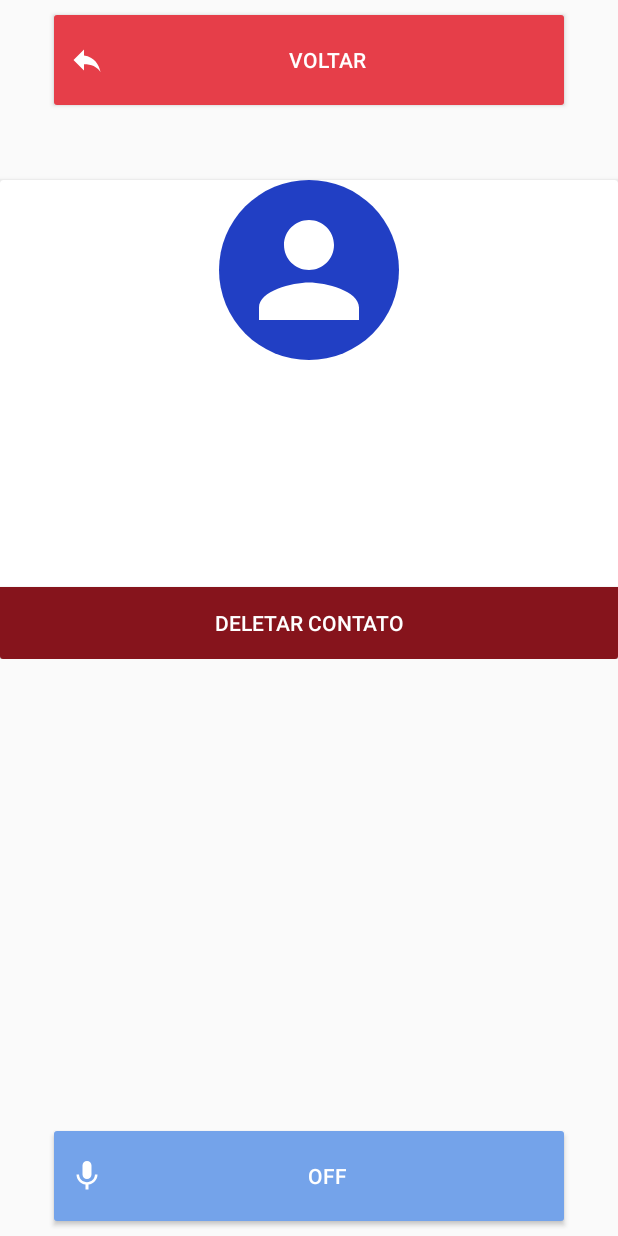
After one commit to lucasmacieldev/ProjetoVoiceTcc, an Android app: the detailcontato screen opened directly, with no data from a screen before it, on a phone screen of 412 x 824 dp. The commit adds this screen. Run offline under Robolectric (Android 15) with nearby library versions, the phone set to English and light mode, and no system bars; 2 statements that could not run were skipped.

Commit message:
ajuste em contato - deletar e adicionar por voz

```diff
--- a/app/src/main/java/com/example/lucasmaciel/testevoice/Telefone.java
+++ b/app/src/main/java/com/example/lucasmaciel/testevoice/Telefone.java
@@ -226,7 +226,7 @@ public class Telefone extends AppCompatActivity implements RecognitionListener {
                         public void onLongItemClick(View view, int position) {
                             String nome = contactVOList.get (position).getContactName ();
                             String telefone = contactVOList.get (position).getContactNumber ();
-                            String falar = "nome do contato " + nome + " e o é telefone " + telefone;
+                            String falar = "Nome do contato " + nome + " e telefone " + telefone;
                             Toast.makeText (getApplicationContext (), falar, Toast.LENGTH_SHORT).show ();
                             textToSpeech.speak (falar, TextToSpeech.QUEUE_FLUSH, null);
                         }
--- /dev/null
+++ b/app/src/main/java/com/example/lucasmaciel/testevoice/detailcontato.java
@@ -0,0 +1,335 @@
+package com.example.lucasmaciel.testevoice;
+
+import android.Manifest;
+import android.content.ContentProviderOperation;
+import android.content.ContentResolver;
+import android.content.Intent;
+import android.content.ContentProviderOperation;
+import android.content.ContentProviderResult;
+import android.content.OperationApplicationException;
+import android.net.Uri;
+import android.os.Bundle;
+import android.os.Handler;
+import android.os.RemoteException;
+import android.provider.ContactsContract;
+import android.provider.ContactsContract.CommonDataKinds.Phone;
+import android.provider.ContactsContract.CommonDataKinds.StructuredName;
+import android.provider.ContactsContract.Contacts.Data;
+import android.provider.ContactsContract.RawContacts;
+import android.content.pm.PackageManager;
+import android.database.Cursor;
+import android.net.Uri;
+import android.os.Build;
+import android.os.Bundle;
+import android.provider.ContactsContract;
+import android.speech.RecognitionListener;
+import android.speech.RecognizerIntent;
+import android.speech.SpeechRecognizer;
+import android.speech.tts.TextToSpeech;
+import android.support.v4.app.ActivityCompat;
+import android.support.v7.app.AppCompatActivity;
+import android.support.v7.widget.GridLayoutManager;
+import android.support.v7.widget.LinearLayoutManager;
+import android.support.v7.widget.RecyclerView;
+import android.util.Log;
+import android.view.View;
+import android.view.ViewConfiguration;
+import android.widget.Button;
+import android.widget.CompoundButton;
+import android.widget.TextView;
+import android.widget.Toast;
+import android.widget.ToggleButton;
+
+import com.example.lucasmaciel.testevoice.genericalarmclock.alarmefunc;
+
+import java.util.ArrayList;
+import java.util.List;
+import java.util.Locale;
+
+public class detailcontato extends AppCompatActivity implements RecognitionListener {
+
+    RecyclerView rvContacts;
+    TextToSpeech textToSpeech;
+    private String LOG_TAG = "VoiceRecognitionActivity";
+    private Button btnVoltar, cadContato, btnDeletarContato;
+    private Intent recognizerIntent;
+    private ToggleButton toggleButton;
+    private SpeechRecognizer speech = null;
+    private TextView returnedText;
+    private String nomecontato, telefone;
+
+
+    @Override
+    protected void onCreate(Bundle savedInstanceState) {
+        super.onCreate(savedInstanceState);
+        setContentView(R.layout.detailcontato);
+
+        View decorView = getWindow().getDecorView();
+        if (Build.VERSION.SDK_INT >= Build.VERSION_CODES.KITKAT) {
+            decorView.setSystemUiVisibility(
+                    View.SYSTEM_UI_FLAG_IMMERSIVE
+                            // Set the content to appear under the system bars so that the
+                            // content doesn't resize when the system bars hide and show.
+                            | View.SYSTEM_UI_FLAG_LAYOUT_STABLE
+                            | View.SYSTEM_UI_FLAG_LAYOUT_HIDE_NAVIGATION
+                            | View.SYSTEM_UI_FLAG_LAYOUT_FULLSCREEN
+                            // Hide the nav bar and status bar
+                            | View.SYSTEM_UI_FLAG_HIDE_NAVIGATION
+                            | View.SYSTEM_UI_FLAG_FULLSCREEN);
+        }
+        textToSpeech = new TextToSpeech(getApplicationContext(), new TextToSpeech.OnInitListener() {
+            @Override
+            public void onInit(int status) {
+                if (status != textToSpeech.ERROR) {
+                    textToSpeech.setLanguage(Locale.getDefault());
+                }
+            }
+        });
+
+        toggleButton = (ToggleButton) findViewById (R.id.btnFalar);
+
+        speech = SpeechRecognizer.createSpeechRecognizer (this);
+        speech.setRecognitionListener (this);
+        recognizerIntent = new Intent (RecognizerIntent.ACTION_RECOGNIZE_SPEECH);
+        recognizerIntent.putExtra (RecognizerIntent.EXTRA_LANGUAGE_PREFERENCE, Locale.getDefault ());
+        recognizerIntent.putExtra (RecognizerIntent.EXTRA_CALLING_PACKAGE,
+                this.getPackageName ());
+        recognizerIntent.putExtra (RecognizerIntent.EXTRA_LANGUAGE_MODEL,
+                RecognizerIntent.LANGUAGE_MODEL_WEB_SEARCH);
+        recognizerIntent.putExtra (RecognizerIntent.EXTRA_MAX_RESULTS, 3);
+
+        toggleButton.setOnCheckedChangeListener (new CompoundButton.OnCheckedChangeListener () {
+
+            @Override
+            public void onCheckedChanged(CompoundButton buttonView,
+                                         boolean isChecked) {
+                if (isChecked) {
+                    speech.startListening (recognizerIntent);
+                } else {
+                    speech.stopListening ();
+                }
+            }
+        });
+
+        textToSpeech = new TextToSpeech (getApplicationContext (), new TextToSpeech.OnInitListener () {
+            @Override
+            public void onInit(int status) {
+                if (status != textToSpeech.ERROR) {
+                    textToSpeech.setLanguage (Locale.getDefault ());
+                }
+            }
+        });
+
+
+        btnVoltar = (Button) findViewById (R.id.btnVoltar);
+        btnVoltar.setOnClickListener(new View.OnClickListener() {
+            @Override
+            public void onClick(View view) {
+                Intent j = new Intent (getApplicationContext (), AllContacts.class);
+                startActivity (j);
+            }
+        });
+
+        btnVoltar.setOnLongClickListener(new View.OnLongClickListener() {
+            public boolean onLongClick(View v) {
+                String falar = "Voltar";
+                Toast.makeText (getApplicationContext (), falar, Toast.LENGTH_SHORT).show ();
+                textToSpeech.speak (falar, TextToSpeech.QUEUE_FLUSH, null);
+                return true;
+            }
+        });
+
+        Intent intent = getIntent();
+        Bundle bundle = intent.getExtras();
+
+        nomecontato = bundle.getString("nomecontato");
+        telefone = bundle.getString("telefone");
+
+        TextView txtResultado1 = (TextView) findViewById(R.id.nomeContato);
+        TextView txtResultado2 = (TextView) findViewById(R.id.telefoneDeContato);
+
+        txtResultado1.setText(nomecontato);
+        txtResultado2.setText(telefone);
+
+
+        btnDeletarContato = (Button) findViewById (R.id.btnDeletarContato);
+        btnDeletarContato.setOnClickListener(new View.OnClickListener() {
+            @Override
+            public void onClick(View view) {
+                apagarContato(nomecontato, telefone);
+            }
+        });
+
+        btnDeletarContato.setOnLongClickListener(new View.OnLongClickListener() {
+            public boolean onLongClick(View v) {
+                String falar = "Deletar este contato com nome "+nomecontato;
+                Toast.makeText (getApplicationContext (), falar, Toast.LENGTH_SHORT).show ();
+                textToSpeech.speak (falar, TextToSpeech.QUEUE_FLUSH, null);
+                return true;
+            }
+        });
+
+
+    }
+
+        public void apagarContato(String nomecontato, String telefone){
+            Uri contactUri = Uri.withAppendedPath(ContactsContract.PhoneLookup.CONTENT_FILTER_URI, Uri.encode(telefone));
+            Cursor cur = getApplication ().getContentResolver().query(contactUri, null, null, null, null);
+            try {
+                if (cur.moveToFirst()) {
+                    do {
+                        if (cur.getString(cur.getColumnIndex(ContactsContract.PhoneLookup.DISPLAY_NAME)).equalsIgnoreCase(nomecontato)) {
+                            String lookupKey = cur.getString(cur.getColumnIndex(ContactsContract.Contacts.LOOKUP_KEY));
+                            Uri uri = Uri.withAppendedPath(ContactsContract.Contacts.CONTENT_LOOKUP_URI, lookupKey);
+                            getApplication ().getContentResolver().delete(uri, null, null);
+
+                        }
+
+                    } while (cur.moveToNext());
+                }
+
+            } catch (Exception e) {
+                System.out.println(e.getStackTrace());
+            } finally {
+                cur.close();
+
+                String falar = "Contato deletado com sucesso!";
+                Toast.makeText (getApplicationContext (), falar, Toast.LENGTH_SHORT).show ();
+                textToSpeech.speak (falar, TextToSpeech.QUEUE_FLUSH, null);
+                try {
+                    Thread.sleep (3000);
+                } catch (InterruptedException e) {
+                    e.printStackTrace ();
+                }
+                Intent j = new Intent (getApplicationContext (), AllContacts.class);
+                startActivity (j);
+            }
+        }
+    protected void onPause() {
+        if (speech != null) {
+            speech.destroy ();
+            Log.i (LOG_TAG, "destroy");
+        }
+
+        if (textToSpeech != null) {
+            textToSpeech.stop ();
+            textToSpeech.shutdown ();
+        }
+        super.onPause ();
+    }
+
+    public void onBeginningOfSpeech() {
+        Log.i (LOG_TAG, "onBeginningOfSpeech");
+    }
+
+    @Override
+    public void onRmsChanged(float rmsdB) {
+        Log.i (LOG_TAG, "onRmsChanged: " + rmsdB);
+    }
+
+    @Override
+    public void onBufferReceived(byte[] buffer) {
+        Log.i (LOG_TAG, "onBufferReceived: " + buffer);
+    }
+
+    @Override
+    public void onEndOfSpeech() {
+        Log.i (LOG_TAG, "onEndOfSpeech");
+        toggleButton.setChecked (false);
+
+    }
+
+    @Override
+    public void onError(int errorCode) {
+        String errorMessage = getErrorText (errorCode);
+        Log.d (LOG_TAG, "Falhou " + errorMessage);
+        returnedText.setText (errorMessage);
+        toggleButton.setChecked (false);
+    }
+
+    public static String getErrorText(int errorCode) {
+        String message;
+        switch (errorCode) {
+            case SpeechRecognizer.ERROR_AUDIO:
+                message = "Erro no audio";
+                break;
+            case SpeechRecognizer.ERROR_CLIENT:
+                message = "Erro no lado do cliente";
+                break;
+            case SpeechRecognizer.ERROR_INSUFFICIENT_PERMISSIONS:
+                message = "Permissões insuficiente";
+                break;
+            case SpeechRecognizer.ERROR_NETWORK:
+                message = "Erro de internet";
+                break;
+            case SpeechRecognizer.ERROR_NETWORK_TIMEOUT:
+                message = "Sem internet";
+                break;
+            case SpeechRecognizer.ERROR_NO_MATCH:
+                message = "Não encontrado nenhuma frase";
+                break;
+            case SpeechRecognizer.ERROR_RECOGNIZER_BUSY:
+                message = "Serviço ocupado, tente outra vez.";
+                break;
+            case SpeechRecognizer.ERROR_SERVER:
+                message = "Erro de servidor";
+                break;
+            case SpeechRecognizer.ERROR_SPEECH_TIMEOUT:
+                message = "Nenhuma entrada de fala";
+                break;
+            default:
+                message = "Não entendi, por favor, tente novamente.";
+                break;
+        }
+        return message;
+    }
+
+    @Override
+    public void onEvent(int arg0, Bundle arg1) {
+        Log.i (LOG_TAG, "onEvent");
+    }
+
+    @Override
+    public void onPartialResults(Bundle arg0) {
+        Log.i (LOG_TAG, "onPartialResults");
+    }
+
+    @Override
+    public void onReadyForSpeech(Bundle arg0) {
+        Log.i (LOG_TAG, "onReadyForSpeech");
+    }
+
+    @Override
+    public void onResults(Bundle results) {
+        Log.i (LOG_TAG, "onResults");
+        ArrayList<String> matches = results
+                .getStringArrayList (SpeechRecognizer.RESULTS_RECOGNITION);
+        String text = "";
+        for (String result : matches)
+            text += result + "\n";
+
+        for (int i = 0; i < matches.size (); i++) {
+            String textGet = matches.get(i).toString().toLowerCase();
+            if(textGet.equals ("adicionar") || textGet.equals ("novo") || textGet.equals ("novo contato") || textGet.equals ("adicionar contato")){
+                String falar = "Novo contato";
+                Toast.makeText (getApplicationContext (), falar, Toast.LENGTH_SHORT).show ();
+                textToSpeech.speak (falar, TextToSpeech.QUEUE_FLUSH, null);
+                Intent j = new Intent (this, cadastrarcontato.class);
+                startActivity (j);
+            }else if(textGet.equals ("Procurar contato")){
+                comandoVoz (matches);
+            }
+
+        }
+    }
+
+
+
+    public void comandoVoz(ArrayList matches) {
+        String textGet = "";
+        Intent j;
+        String falar = "";
+
+
+    }
+}
--- /dev/null
+++ b/app/src/main/res/drawable/ic_person_black_24dp.xml
@@ -0,0 +1,5 @@
+<vector android:height="24dp" android:tint="#FFFFFF"
+    android:viewportHeight="24.0" android:viewportWidth="24.0"
+    android:width="24dp" xmlns:android="http://schemas.android.com/apk/res/android">
+    <path android:fillColor="#FF000000" android:pathData="M12,12c2.21,0 4,-1.79 4,-4s-1.79,-4 -4,-4 -4,1.79 -4,4 1.79,4 4,4zM12,14c-2.67,0 -8,1.34 -8,4v2h16v-2c0,-2.66 -5.33,-4 -8,-4z"/>
+</vector>
--- /dev/null
+++ b/app/src/main/res/layout/detailcontato.xml
@@ -0,0 +1,144 @@
+<?xml version="1.0" encoding="utf-8"?>
+<LinearLayout xmlns:android="http://schemas.android.com/apk/res/android"
+    xmlns:tools="http://schemas.android.com/tools"
+    android:orientation="vertical"
+    android:layout_width="fill_parent"
+    android:layout_height="fill_parent">
+
+    <LinearLayout
+        android:clipToPadding="false"
+        android:gravity="center"
+        android:orientation="horizontal"
+        android:layout_width="match_parent"
+        android:layout_height="wrap_content">
+        <android.support.v7.widget.CardView
+            android:foreground="?android:attr/selectableItemBackground"
+            android:clickable="true"
+            android:layout_width="340dp"
+            android:layout_height="60dp"
+            android:layout_margin="10dp">
+            <LinearLayout
+
+                android:layout_width="match_parent"
+                android:layout_height="match_parent"
+                android:orientation="vertical"
+                android:gravity="center">
+                <Button
+                    android:id="@+id/btnVoltar"
+                    android:layout_width="match_parent"
+                    android:layout_height="match_parent"
+                    android:background="#e63e49"
+                    android:textColor="#FFFFFF"
+                    android:padding="10dp"
+                    android:drawableLeft="@drawable/ic_reply_black_24dp"
+                    android:text="Voltar"
+                    />
+            </LinearLayout>
+        </android.support.v7.widget.CardView>
+    </LinearLayout>
+
+    <ScrollView
+        android:layout_width="match_parent"
+        android:layout_height="match_parent"
+        android:layout_weight="1" >
+        <LinearLayout
+            android:layout_width="match_parent"
+            android:layout_height="match_parent"
+            android:clipToPadding="false"
+            android:gravity="center"
+            android:orientation="vertical">
+    <android.support.v7.widget.CardView
+        android:layout_marginTop="40dp"
+        android:layout_width="match_parent"
+        android:layout_height="match_parent"
+        android:clickable="true"
+        android:foreground="?android:attr/selectableItemBackground"
+        android:focusable="true">
+
+        <LinearLayout
+            android:layout_width="match_parent"
+            android:layout_height="match_parent"
+            android:gravity="center"
+            android:orientation="vertical">
+
+            <ImageView
+                android:layout_width="120dp"
+                android:layout_height="120dp"
+                android:background="@drawable/cerclebackbroudaddcontact"
+                android:padding="10dp"
+                android:src="@drawable/ic_person_black_24dp" />
+
+            <TextView
+                android:layout_width="wrap_content"
+                android:layout_height="wrap_content"
+                android:layout_marginTop="10dp"
+                android:id="@+id/nomeContato"
+                android:textSize="30dp"
+                android:text="NOME DO CONTATO"
+                android:gravity="center"
+                android:textStyle="bold" />
+
+            <TextView
+                android:layout_width="wrap_content"
+                android:layout_height="wrap_content"
+                android:layout_marginTop="10dp"
+                android:id="@+id/telefoneDeContato"
+                android:text="Telefone de contato"
+                android:textSize="30dp"
+                android:gravity="center"
+                android:textStyle="bold" />
+            <Button
+                android:id="@+id/btnDeletarContato"
+                android:layout_width="match_parent"
+                android:layout_height="match_parent"
+                android:layout_weight="1"
+                android:background="#86141c"
+                android:textColor="#ffffff"
+                android:onClick="gerenciaAlarme"
+                android:text="Deletar contato"
+                android:layout_marginTop="50dp"/>
+
+        </LinearLayout>
+    </android.support.v7.widget.CardView>
+        </LinearLayout>
+    </ScrollView>
+
+    <LinearLayout
+        android:clipToPadding="false"
+        android:gravity="center"
+        android:orientation="horizontal"
+        android:layout_width="match_parent"
+        android:layout_height="wrap_content">
+
+        <android.support.v7.widget.CardView
+            android:foreground="?android:attr/selectableItemBackground"
+            android:clickable="true"
+            android:layout_width="340dp"
+            android:layout_height="60dp"
+            android:layout_margin="10dp">
+            <LinearLayout
+
+                android:layout_width="match_parent"
+                android:layout_height="match_parent"
+                android:orientation="vertical"
+                android:gravity="center">
+                <ToggleButton
+                    android:id="@+id/btnFalar"
+                    android:layout_width="match_parent"
+                    android:layout_height="match_parent"
+                    android:background="#74a3ea"
+                    android:textColor="#FFFFFF"
+                    android:padding="10dp"
+                    android:drawableLeft="@drawable/ic_mic_white_24dp"
+                    />
+                <TextView
+                    android:id="@+id/txtFalar"
+                    android:layout_width="match_parent"
+                    android:layout_height="wrap_content"
+                    android:visibility="gone"/>
+            </LinearLayout>
+        </android.support.v7.widget.CardView>
+    </LinearLayout>
+
+
+</LinearLayout>
```
Also changed, not shown: app/src/main/AndroidManifest.xml (+24 -11 lines), app/src/main/java/com/example/lucasmaciel/testevoice/AllContacts.java (+66 -2 lines), app/src/main/java/com/example/lucasmaciel/testevoice/cadastrarcontato.java (+94 -0 lines), app/src/main/res/layout/activity_all_contacts.xml (+38 -1 lines).
